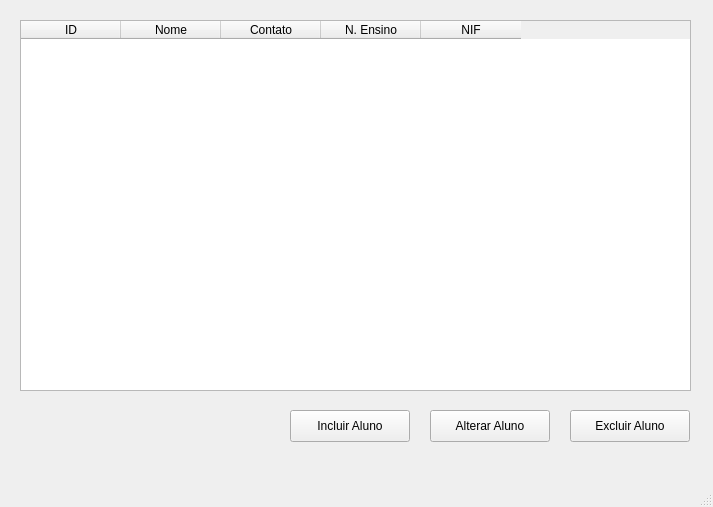
Qt form ui/alunos.ui (fabio-guilherme/centroexplicacoes) before a commit.
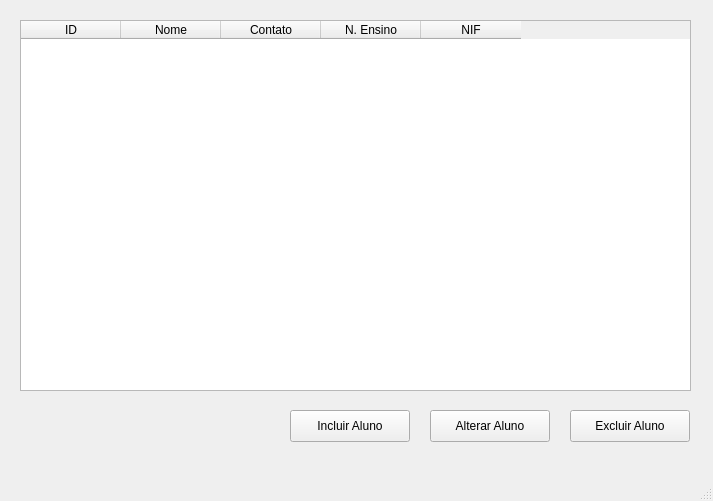
The same form after that commit.

The edit to the form file:
```diff
--- a/ui/alunos.ui
+++ b/ui/alunos.ui
@@ -7,7 +7,7 @@
     <x>0</x>
     <y>0</y>
     <width>713</width>
-    <height>507</height>
+    <height>501</height>
    </rect>
   </property>
   <property name="windowTitle">
```
